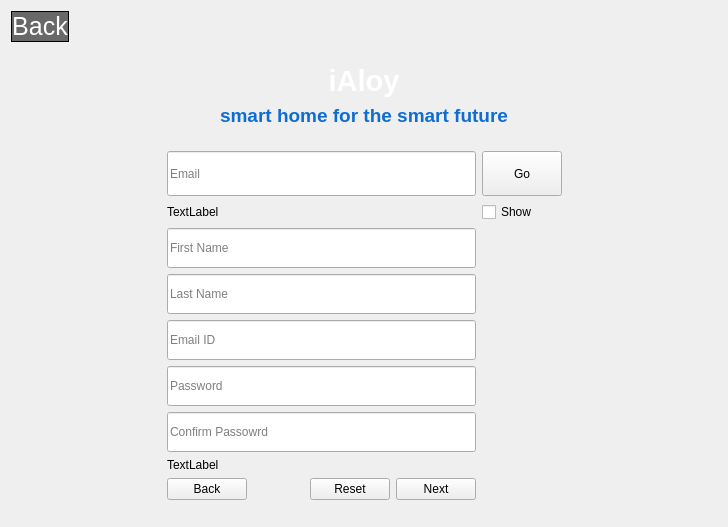
The window that resource/ui/mainwindow.ui (arghyabi/iAloy_old_desktop_app) describes before a commit, drawn with Qt 5.
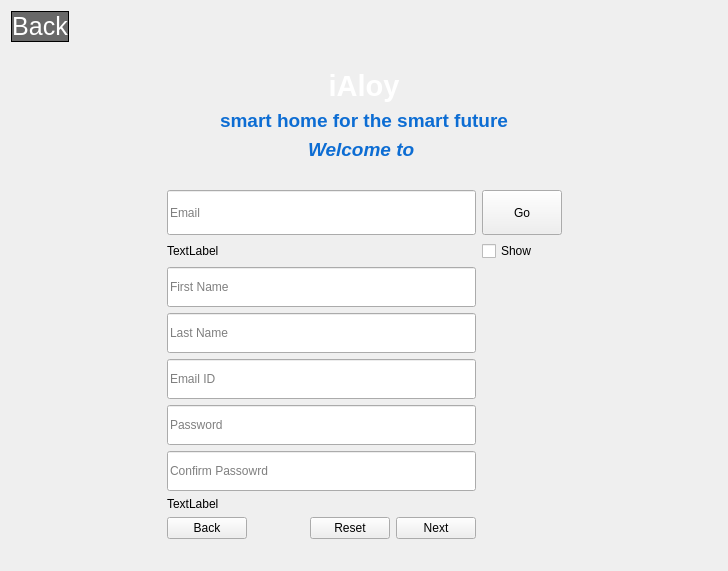
The same window after the commit.

Commit message: Minor changes, url subdivided, text_label updated

```diff
--- a/resource/ui/mainwindow.ui
+++ b/resource/ui/mainwindow.ui
@@ -7,7 +7,7 @@
     <x>0</x>
     <y>0</y>
     <width>728</width>
-    <height>527</height>
+    <height>571</height>
    </rect>
   </property>
   <property name="windowTitle">
@@ -98,6 +98,22 @@
         </property>
        </widget>
       </item>
+      <item row="2" column="0" alignment="Qt::AlignHCenter|Qt::AlignVCenter">
+       <widget class="QLabel" name="pi_name_label">
+        <property name="font">
+         <font>
+          <pointsize>18</pointsize>
+          <italic>true</italic>
+         </font>
+        </property>
+        <property name="styleSheet">
+         <string notr="true">color: rgb(12, 41, 67);</string>
+        </property>
+        <property name="text">
+         <string>&lt;html&gt;&lt;head/&gt;&lt;body&gt;&lt;p&gt;&lt;span style=&quot; font-size:14pt; font-weight:600; color:#0d6dd3;&quot;&gt;Welcome to &lt;/span&gt;&lt;/p&gt;&lt;/body&gt;&lt;/html&gt;</string>
+        </property>
+       </widget>
+      </item>
      </layout>
     </item>
     <item>
```
The commit also changes 3 other files.
